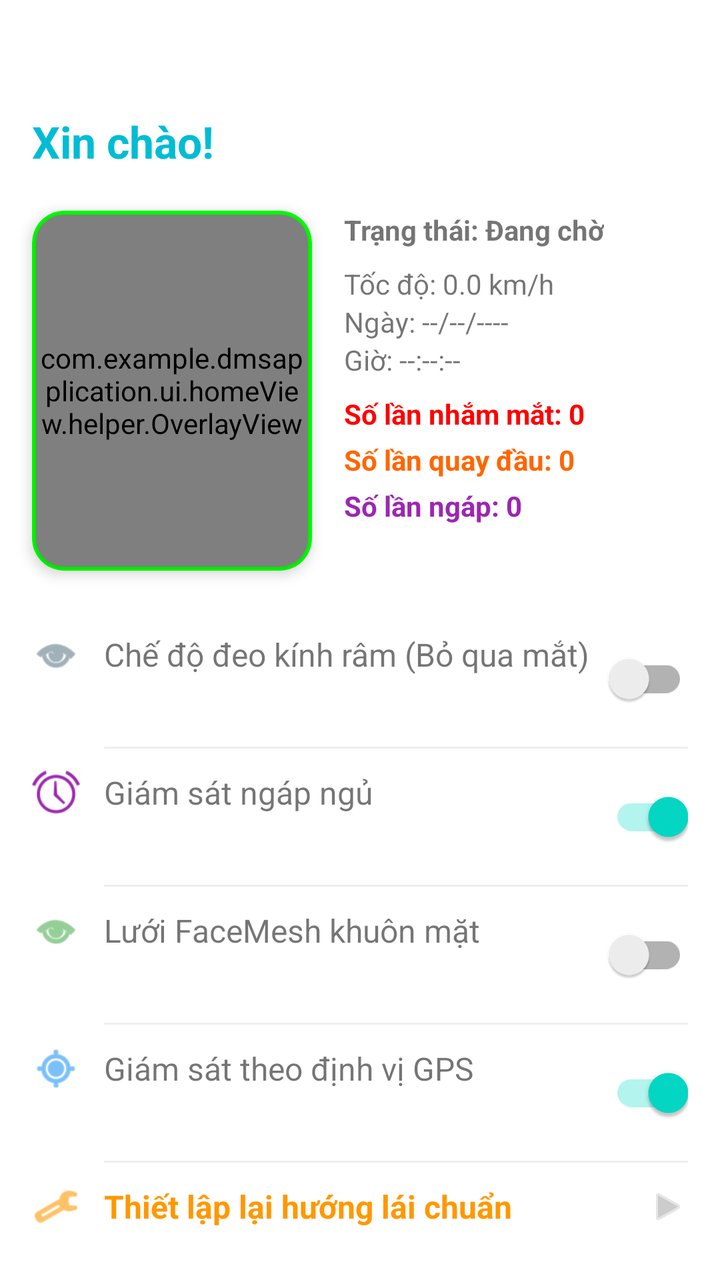
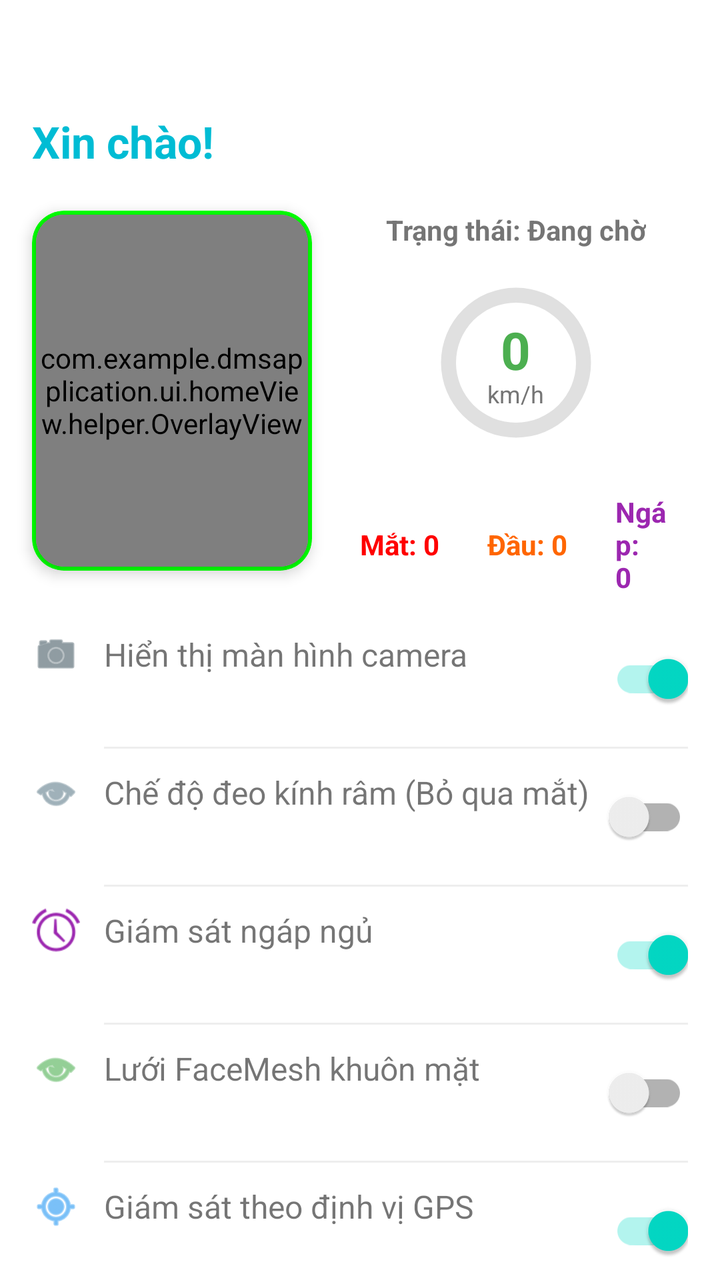

Compare the two renders of this Android layout. The source of the first and the diff that turns it into the second are given below.
<!-- AndroidManifest.xml: activity theme Theme.DmsApplication -->
<!-- res/layout/fragment_home.xml -->
<?xml version="1.0" encoding="utf-8"?>
<androidx.constraintlayout.widget.ConstraintLayout
    xmlns:android="http://schemas.android.com/apk/res/android"
    xmlns:app="http://schemas.android.com/apk/res-auto"
    android:layout_width="match_parent"
    android:layout_height="match_parent"
    android:fitsSystemWindows="false">

    <TextView
        android:id="@+id/tvHello"
        android:layout_width="wrap_content"
        android:layout_height="wrap_content"
        android:layout_marginStart="16dp"
        android:layout_marginTop="56dp"
        android:text="Xin chào!"
        android:textColor="#00BCD4"
        android:textSize="22sp"
        android:textStyle="bold"
        app:layout_constraintStart_toStartOf="parent"
        app:layout_constraintTop_toTopOf="parent" />

    <androidx.cardview.widget.CardView
        android:id="@+id/cameraBorder"
        android:layout_width="140dp"
        android:layout_height="180dp"
        android:layout_marginStart="16dp"
        android:layout_marginTop="20dp"
        app:cardBackgroundColor="#00FF00"
        app:cardCornerRadius="16dp"
        app:cardElevation="4dp"
        app:layout_constraintStart_toStartOf="parent"
        app:layout_constraintTop_toBottomOf="@id/tvHello">

        <androidx.cardview.widget.CardView
            android:layout_width="match_parent"
            android:layout_height="match_parent"
            android:layout_margin="2dp"
            app:cardCornerRadius="14dp">
            <FrameLayout
                android:layout_width="match_parent"
                android:layout_height="match_parent">

                <androidx.camera.view.PreviewView
                    android:id="@+id/viewFinder"
                    android:layout_width="match_parent"
                    android:layout_height="match_parent" />

                <com.example.dmsapplication.ui.homeView.helper.OverlayView
                    android:id="@+id/overlayView"
                    android:layout_width="match_parent"
                    android:layout_height="match_parent" />
            </FrameLayout>
        </androidx.cardview.widget.CardView>
    </androidx.cardview.widget.CardView>

    <LinearLayout
        android:id="@+id/infoLayout"
        android:layout_width="0dp"
        android:layout_height="wrap_content"
        android:layout_marginStart="16dp"
        android:layout_marginEnd="16dp"
        android:orientation="vertical"
        app:layout_constraintEnd_toEndOf="parent"
        app:layout_constraintStart_toEndOf="@id/cameraBorder"
        app:layout_constraintTop_toTopOf="@id/cameraBorder">

        <TextView
            android:id="@+id/tvStatus"
            android:layout_width="wrap_content"
            android:layout_height="wrap_content"
            android:text="Trạng thái: Đang chờ"
            android:textStyle="bold" />

        <TextView
            android:id="@+id/tvSpeed"
            android:layout_width="wrap_content"
            android:layout_height="wrap_content"
            android:layout_marginTop="8dp"
            android:text="Tốc độ: 0.0 km/h" />

        <TextView
            android:id="@+id/tvDate"
            android:layout_width="wrap_content"
            android:layout_height="wrap_content"
            android:text="Ngày: --/--/----" />

        <TextView
            android:id="@+id/tvTime"
            android:layout_width="wrap_content"
            android:layout_height="wrap_content"
            android:text="Giờ: --:--:--" />

        <TextView
            android:id="@+id/tvDrowsyCount"
            android:layout_width="wrap_content"
            android:layout_height="wrap_content"
            android:layout_marginTop="8dp"
            android:text="Số lần nhắm mắt: 0"
            android:textColor="#FF0000"
            android:textStyle="bold" />

        <TextView
            android:id="@+id/tvHeadCount"
            android:layout_width="wrap_content"
            android:layout_height="wrap_content"
            android:layout_marginTop="4dp"
            android:text="Số lần quay đầu: 0"
            android:textColor="#FF6600"
            android:textStyle="bold" />

        <TextView
            android:id="@+id/tvYawnCount"
            android:layout_width="wrap_content"
            android:layout_height="wrap_content"
            android:layout_marginTop="4dp"
            android:text="Số lần ngáp: 0"
            android:textColor="#9C27B0"
            android:textStyle="bold" />

    </LinearLayout>

    <LinearLayout
        android:layout_width="match_parent"
        android:layout_height="wrap_content"
        android:layout_marginTop="20dp"
        android:layout_marginStart="16dp"
        android:layout_marginEnd="16dp"
        android:orientation="vertical"
        app:layout_constraintTop_toBottomOf="@id/cameraBorder">

        <RelativeLayout
            android:layout_width="match_parent"
            android:layout_height="wrap_content"
            android:paddingVertical="10dp">

            <LinearLayout
                android:layout_width="wrap_content"
                android:layout_height="wrap_content"
                android:gravity="center_vertical">

                <ImageView
                    android:layout_width="24dp"
                    android:layout_height="24dp"
                    android:src="@android:drawable/ic_menu_view"
                    app:tint="#607D8B" />

                <TextView
                    android:layout_width="wrap_content"
                    android:layout_height="wrap_content"
                    android:layout_marginStart="12dp"
                    android:text="Chế độ đeo kính râm (Bỏ qua mắt)"
                    android:textSize="16sp" />
            </LinearLayout>

            <androidx.appcompat.widget.SwitchCompat
                android:id="@+id/switchSunglasses"
                android:layout_width="wrap_content"
                android:layout_height="wrap_content"
                android:layout_alignParentEnd="true"
                android:checked="false" />
        </RelativeLayout>

        <View
            android:layout_width="match_parent"
            android:layout_height="1dp"
            android:layout_marginStart="36dp"
            android:background="#EEEEEE" />

        <RelativeLayout
            android:layout_width="match_parent"
            android:layout_height="wrap_content"
            android:paddingVertical="10dp">

            <LinearLayout
                android:layout_width="wrap_content"
                android:layout_height="wrap_content"
                android:gravity="center_vertical">

                <ImageView
                    android:layout_width="24dp"
                    android:layout_height="24dp"
                    android:src="@android:drawable/ic_lock_idle_alarm"
                    app:tint="#9C27B0" />

                <TextView
                    android:layout_width="wrap_content"
                    android:layout_height="wrap_content"
                    android:layout_marginStart="12dp"
                    android:text="Giám sát ngáp ngủ"
                    android:textSize="16sp" />
            </LinearLayout>

            <androidx.appcompat.widget.SwitchCompat
                android:id="@+id/switchYawn"
                android:layout_width="wrap_content"
                android:layout_height="wrap_content"
                android:layout_alignParentEnd="true"
                android:checked="true" />
        </RelativeLayout>

        <View
            android:layout_width="match_parent"
            android:layout_height="1dp"
            android:layout_marginStart="36dp"
            android:background="#EEEEEE" />

        <RelativeLayout
            android:layout_width="match_parent"
            android:layout_height="wrap_content"
            android:paddingVertical="10dp">

            <LinearLayout
                android:layout_width="wrap_content"
                android:layout_height="wrap_content"
                android:gravity="center_vertical">

                <ImageView
                    android:layout_width="24dp"
                    android:layout_height="24dp"
                    android:src="@android:drawable/ic_menu_view"
                    app:tint="#4CAF50" />

                <TextView
                    android:layout_width="wrap_content"
                    android:layout_height="wrap_content"
                    android:layout_marginStart="12dp"
                    android:text="Lưới FaceMesh khuôn mặt"
                    android:textSize="16sp" />
            </LinearLayout>

            <androidx.appcompat.widget.SwitchCompat
                android:id="@+id/switchVectorHome"
                android:layout_width="wrap_content"
                android:layout_height="wrap_content"
                android:layout_alignParentEnd="true" />
        </RelativeLayout>

        <View
            android:layout_width="match_parent"
            android:layout_height="1dp"
            android:layout_marginStart="36dp"
            android:background="#EEEEEE" />

        <RelativeLayout
            android:layout_width="match_parent"
            android:layout_height="wrap_content"
            android:paddingVertical="10dp">

            <LinearLayout
                android:layout_width="wrap_content"
                android:layout_height="wrap_content"
                android:gravity="center_vertical">

                <ImageView
                    android:layout_width="24dp"
                    android:layout_height="24dp"
                    android:src="@android:drawable/ic_menu_mylocation"
                    app:tint="#2196F3" />

                <TextView
                    android:layout_width="wrap_content"
                    android:layout_height="wrap_content"
                    android:layout_marginStart="12dp"
                    android:text="Giám sát theo định vị GPS"
                    android:textSize="16sp" />
            </LinearLayout>

            <androidx.appcompat.widget.SwitchCompat
                android:id="@+id/switchGpsHome"
                android:layout_width="wrap_content"
                android:layout_height="wrap_content"
                android:layout_alignParentEnd="true"
                android:checked="true" />
        </RelativeLayout>

        <View
            android:layout_width="match_parent"
            android:layout_height="1dp"
            android:layout_marginStart="36dp"
            android:background="#EEEEEE" />

        <RelativeLayout
            android:id="@+id/btnRecalibrate"
            android:layout_width="match_parent"
            android:layout_height="wrap_content"
            android:paddingVertical="10dp"
            android:background="?attr/selectableItemBackground"
            android:clickable="true"
            android:focusable="true">

            <LinearLayout
                android:layout_width="wrap_content"
                android:layout_height="wrap_content"
                android:gravity="center_vertical">

                <ImageView
                    android:layout_width="24dp"
                    android:layout_height="24dp"
                    android:src="@android:drawable/ic_menu_manage"
                    app:tint="#FF9800" />

                <TextView
                    android:layout_width="wrap_content"
                    android:layout_height="wrap_content"
                    android:layout_marginStart="12dp"
                    android:text="Thiết lập lại hướng lái chuẩn"
                    android:textColor="#FF9800"
                    android:textSize="16sp"
                    android:textStyle="bold" />
            </LinearLayout>

            <ImageView
                android:layout_width="20dp"
                android:layout_height="20dp"
                android:layout_alignParentEnd="true"
                android:layout_centerInParent="true"
                android:src="@android:drawable/ic_media_play"
                app:tint="#CCCCCC" />
        </RelativeLayout>

    </LinearLayout>

</androidx.constraintlayout.widget.ConstraintLayout>
<!-- resources referenced by this layout -->
<resources>
  <style name="Theme.DmsApplication" parent="Theme.MaterialComponents.DayNight.NoActionBar" />
</resources>

<!-- the commit's change to res/layout/fragment_home.xml (unified diff, before → after) -->
@@ -68,54 +68,92 @@
             android:id="@+id/tvStatus"
             android:layout_width="wrap_content"
             android:layout_height="wrap_content"
+            android:layout_gravity="center"
             android:text="Trạng thái: Đang chờ"
             android:textStyle="bold" />
 
-        <TextView
-            android:id="@+id/tvSpeed"
-            android:layout_width="wrap_content"
+        <FrameLayout
+            android:layout_width="90dp"
+            android:layout_height="90dp"
+            android:layout_marginTop="12dp"
+            android:layout_marginBottom="8dp"
+            android:layout_gravity="center_horizontal">
+
+            <ProgressBar
+                android:id="@+id/pbSpeed"
+                style="?android:attr/progressBarStyleHorizontal"
+                android:layout_width="match_parent"
+                android:layout_height="match_parent"
+                android:progressDrawable="@drawable/bg_circular_speed"
+                android:max="120"
+                android:progress="0" />
+
+            <LinearLayout
+                android:layout_width="wrap_content"
+                android:layout_height="wrap_content"
+                android:layout_gravity="center"
+                android:gravity="center"
+                android:orientation="vertical">
+
+                <TextView
+                    android:id="@+id/tvSpeedNumber"
+                    android:layout_width="wrap_content"
+                    android:layout_height="wrap_content"
+                    android:text="0"
+                    android:textColor="#4CAF50"
+                    android:textSize="26sp"
+                    android:textStyle="bold" />
+
+                <TextView
+                    android:layout_width="wrap_content"
+                    android:layout_height="wrap_content"
+                    android:layout_marginTop="-4dp"
+                    android:text="km/h"
+                    android:textColor="#757575"
+                    android:textSize="12sp" />
+            </LinearLayout>
+        </FrameLayout>
+
+        <LinearLayout
+            android:layout_width="match_parent"
             android:layout_height="wrap_content"
             android:layout_marginTop="8dp"
-            android:text="Tốc độ: 0.0 km/h" />
-
-        <TextView
-            android:id="@+id/tvDate"
-            android:layout_width="wrap_content"
-            android:layout_height="wrap_content"
-            android:text="Ngày: --/--/----" />
-
-        <TextView
-            android:id="@+id/tvTime"
-            android:layout_width="wrap_content"
-            android:layout_height="wrap_content"
-            android:text="Giờ: --:--:--" />
-
-        <TextView
-            android:id="@+id/tvDrowsyCount"
-            android:layout_width="wrap_content"
-            android:layout_height="wrap_content"
-            android:layout_marginTop="8dp"
-            android:text="Số lần nhắm mắt: 0"
-            android:textColor="#FF0000"
-            android:textStyle="bold" />
-
-        <TextView
-            android:id="@+id/tvHeadCount"
-            android:layout_width="wrap_content"
-            android:layout_height="wrap_content"
-            android:layout_marginTop="4dp"
-            android:text="Số lần quay đầu: 0"
-            android:textColor="#FF6600"
-            android:textStyle="bold" />
-
-        <TextView
-            android:id="@+id/tvYawnCount"
-            android:layout_width="wrap_content"
-            android:layout_height="wrap_content"
-            android:layout_marginTop="4dp"
-            android:text="Số lần ngáp: 0"
-            android:textColor="#9C27B0"
-            android:textStyle="bold" />
+            android:gravity="center"
+            android:orientation="horizontal">
+
+            <TextView
+                android:id="@+id/tvDrowsyCount"
+                android:layout_width="wrap_content"
+                android:layout_height="wrap_content"
+                android:paddingHorizontal="8dp"
+                android:paddingVertical="4dp"
+                android:text="Mắt: 0"
+                android:textColor="#FF0000"
+                android:textStyle="bold" />
+
+            <TextView
+                android:id="@+id/tvHeadCount"
+                android:layout_width="wrap_content"
+                android:layout_height="wrap_content"
+                android:layout_marginStart="8dp"
+                android:paddingHorizontal="8dp"
+                android:paddingVertical="4dp"
+                android:text="Đầu: 0"
+                android:textColor="#FF6600"
+                android:textStyle="bold" />
+
+            <TextView
+                android:id="@+id/tvYawnCount"
+                android:layout_width="wrap_content"
+                android:layout_height="wrap_content"
+                android:layout_marginStart="8dp"
+                android:paddingHorizontal="8dp"
+                android:paddingVertical="4dp"
+                android:text="Ngáp: 0"
+                android:textColor="#9C27B0"
+                android:textStyle="bold" />
+
+        </LinearLayout>
 
     </LinearLayout>
 
@@ -141,6 +179,44 @@
                 <ImageView
                     android:layout_width="24dp"
                     android:layout_height="24dp"
+                    android:src="@android:drawable/ic_menu_camera"
+                    app:tint="#455A64" />
+
+                <TextView
+                    android:layout_width="wrap_content"
+                    android:layout_height="wrap_content"
+                    android:layout_marginStart="12dp"
+                    android:text="Hiển thị màn hình camera"
+                    android:textSize="16sp" />
+            </LinearLayout>
+
+            <androidx.appcompat.widget.SwitchCompat
+                android:id="@+id/switchCameraPreview"
+                android:layout_width="wrap_content"
+                android:layout_height="wrap_content"
+                android:layout_alignParentEnd="true"
+                android:checked="true" />
+        </RelativeLayout>
+
+        <View
+            android:layout_width="match_parent"
+            android:layout_height="1dp"
+            android:layout_marginStart="36dp"
+            android:background="#EEEEEE" />
+
+        <RelativeLayout
+            android:layout_width="match_parent"
+            android:layout_height="wrap_content"
+            android:paddingVertical="10dp">
+
+            <LinearLayout
+                android:layout_width="wrap_content"
+                android:layout_height="wrap_content"
+                android:gravity="center_vertical">
+
+                <ImageView
+                    android:layout_width="24dp"
+                    android:layout_height="24dp"
                     android:src="@android:drawable/ic_menu_view"
                     app:tint="#607D8B" />
 
<!-- resource entries referenced after the edit -->
@@ -1,5 +1,21 @@
 <!-- resources referenced by this layout -->
 <resources>
+  <!-- drawable bg_circular_speed (drawable) -->
+  <?xml version="1.0" encoding="utf-8"?>
+  <layer-list xmlns:android="http://schemas.android.com/apk/res/android">
+      <item android:id="@android:id/background">
+          <shape android:shape="ring" android:thicknessRatio="12" android:useLevel="false">
+              <solid android:color="#E0E0E0" />
+          </shape>
+      </item>
+      <item android:id="@android:id/progress">
+          <rotate android:fromDegrees="270" android:toDegrees="270">
+              <shape android:shape="ring" android:thicknessRatio="12" android:useLevel="true">
+                  <solid android:color="#4CAF50" />
+              </shape>
+          </rotate>
+      </item>
+  </layer-list>
   <style name="Theme.DmsApplication" parent="Theme.MaterialComponents.DayNight.NoActionBar" />
 </resources>
 
